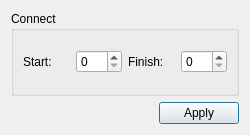
The window that working.ui (VladosYetti/CourseWork-TrafficLights-KNT-119) describes before a commit, drawn with Qt 5.
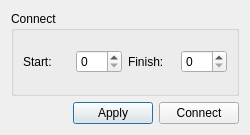
The same window after the commit.

```diff
--- a/working.ui
+++ b/working.ui
@@ -81,6 +81,13 @@
        </property>
       </widget>
      </item>
+     <item>
+      <widget class="QPushButton" name="Connect">
+       <property name="text">
+        <string>Connect</string>
+       </property>
+      </widget>
+     </item>
     </layout>
    </item>
   </layout>
```
